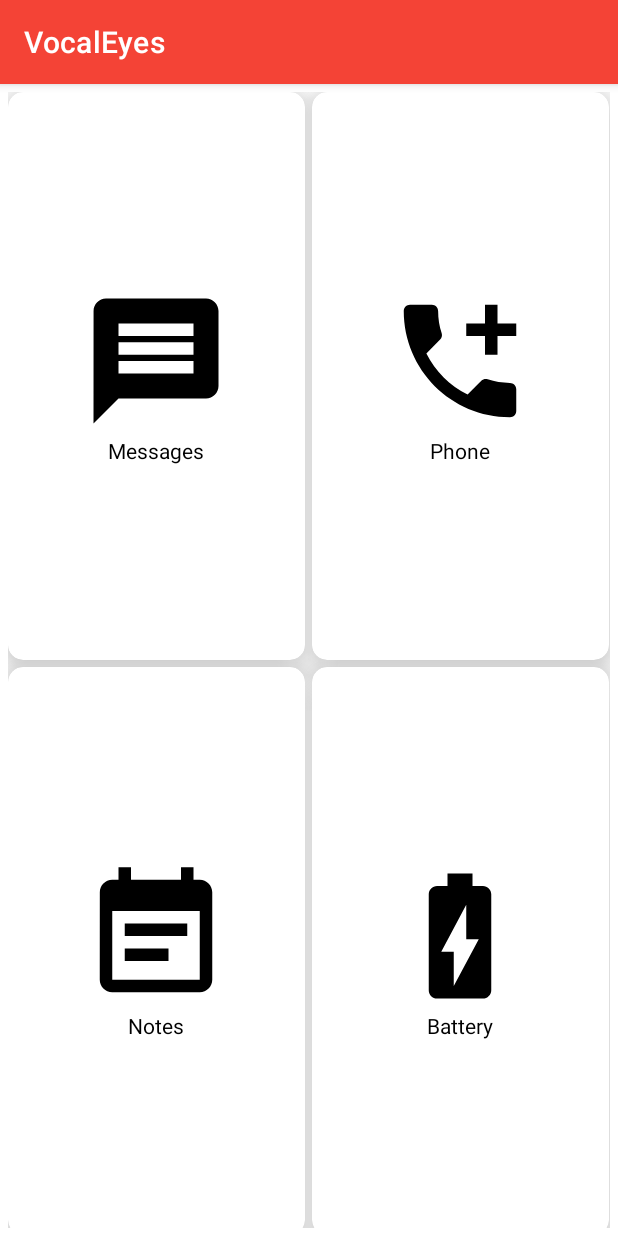
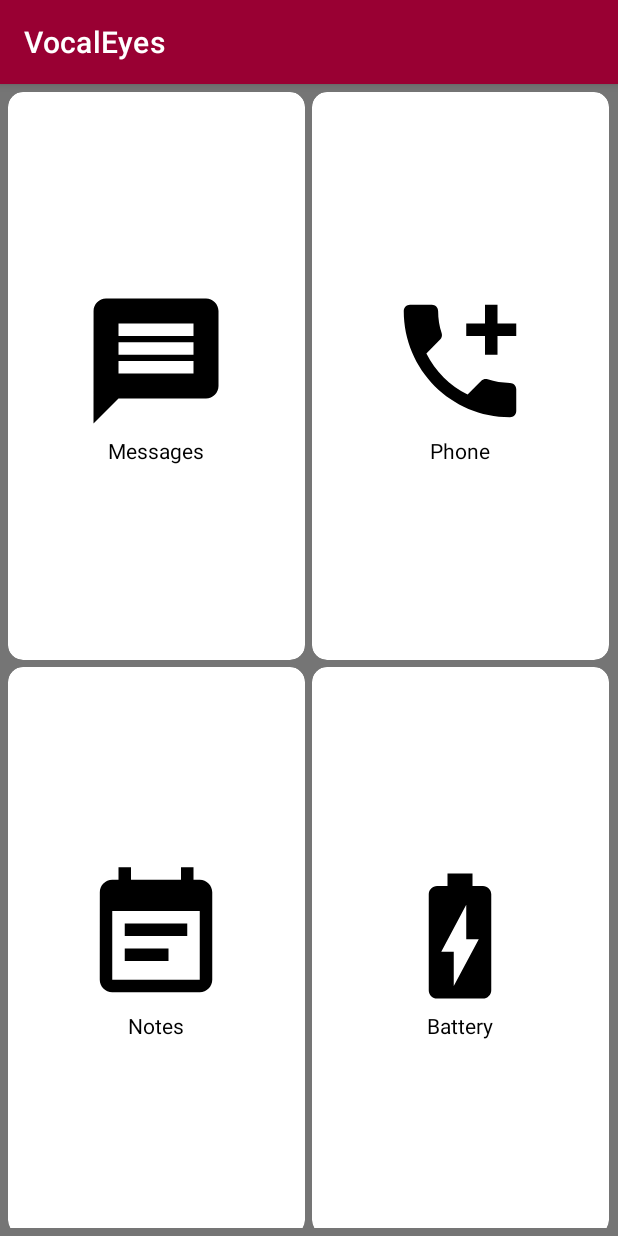
Before and after one commit to deepshikha-coder/BlindApp, an Android app: the screen it shows after launch (MainActivity), on a phone screen of 412 x 824 dp. Run offline under Robolectric (Android 15) with nearby library versions, the phone set to English and light mode, and no system bars.

```diff
--- a/app/src/main/java/deepshikha/jangidyahoo/finalyearproject/Activity/ActivitySplash.java
+++ b/app/src/main/java/deepshikha/jangidyahoo/finalyearproject/Activity/ActivitySplash.java
@@ -1,6 +1,7 @@
 package deepshikha.jangidyahoo.finalyearproject.Activity;
 
 import androidx.appcompat.app.AppCompatActivity;
+import androidx.appcompat.app.AppCompatDelegate;
 
 import android.content.Context;
 import android.content.Intent;
@@ -24,7 +25,7 @@ public class ActivitySplash extends AppCompatActivity implements TextToSpeech.On
     protected void onCreate(Bundle savedInstanceState) {
         super.onCreate(savedInstanceState);
         setContentView(R.layout.activity_splash);
-
+        AppCompatDelegate.setDefaultNightMode(AppCompatDelegate.MODE_NIGHT_NO);
         final Handler handler = new Handler();
         handler.postDelayed(new Runnable() {
             @Override
@@ -39,7 +40,7 @@ public class ActivitySplash extends AppCompatActivity implements TextToSpeech.On
                 startActivity(intent);
                 textToSpeech.stop();
             }
-        }, 5000);
+        }, 5500);
 
         textToSpeech = new TextToSpeech(ActivitySplash.this, this);
         AudioAttributes audioAttributes = new AudioAttributes.Builder()
--- a/app/src/main/java/deepshikha/jangidyahoo/finalyearproject/Activity/MainActivity.java
+++ b/app/src/main/java/deepshikha/jangidyahoo/finalyearproject/Activity/MainActivity.java
@@ -73,7 +73,7 @@ public class MainActivity extends AppCompatActivity implements TextToSpeech.OnIn
             public void run() {
                 homeTextToSpeech.stop();
             }
-        }, 5700);
+        }, 5695);
 
         adapter.setOnClickListener(new HomeGridViewAdapter.OnClickListener() {
             @Override
--- a/app/src/main/java/deepshikha/jangidyahoo/finalyearproject/Activity/Messages.java
+++ b/app/src/main/java/deepshikha/jangidyahoo/finalyearproject/Activity/Messages.java
@@ -1,6 +1,7 @@
 package deepshikha.jangidyahoo.finalyearproject.Activity;
 
 import androidx.appcompat.app.AppCompatActivity;
+import androidx.core.content.ContextCompat;
 import androidx.viewpager.widget.ViewPager;
 
 import android.annotation.SuppressLint;
@@ -29,11 +30,11 @@ public class Messages extends AppCompatActivity implements TextToSpeech.OnInitLi
 
         MessageTabLayout = findViewById(R.id.MessageTabLayout);
         MessageViewPager= findViewById(R.id.MessagesPager);
-
+        int tabTextColor = ContextCompat.getColor(this, R.color.PrimaryColor);
         MessageTabLayout.addTab(MessageTabLayout.newTab().setText("Inbox"));
         MessageTabLayout.addTab(MessageTabLayout.newTab().setText("Sent"));
         MessageTabLayout.setTabGravity(TabLayout.GRAVITY_FILL);
-        MessageTabLayout.setTabTextColors(Color.BLACK, Color.RED);
+        MessageTabLayout.setTabTextColors(Color.BLACK, tabTextColor);
 
         final MessageViewPagerAdapter adapter = new MessageViewPagerAdapter(this,getSupportFragmentManager(), MessageTabLayout.getTabCount());
         MessageViewPager.setAdapter(adapter);
--- a/app/src/main/java/deepshikha/jangidyahoo/finalyearproject/Adapter/CallLogAdapter.java
+++ b/app/src/main/java/deepshikha/jangidyahoo/finalyearproject/Adapter/CallLogAdapter.java
@@ -68,7 +68,7 @@ public class CallLogAdapter extends RecyclerView.Adapter<CallLogAdapter.CallLogV
 
     @Override
     public int getItemCount() {
-        return 10;
+        return callLogItems.size();
     }
 
     public void setOnClickListener(OnClickListener onClickListener) {
--- a/app/src/main/res/layout/activity_main.xml
+++ b/app/src/main/res/layout/activity_main.xml
@@ -14,11 +14,11 @@
         android:layout_width="match_parent"
         android:layout_height="match_parent"
         android:padding="5dp"
-        android:elevation="10dp"
         android:verticalSpacing="5dp"
         android:horizontalSpacing="5dp"
         android:nestedScrollingEnabled="false"
         android:numColumns="2"
+        android:background="@color/SecondaryText"
         android:scrollbars="none"
         app:layout_constraintBottom_toBottomOf="parent"
         app:layout_constraintEnd_toEndOf="parent"
--- a/app/src/main/res/layout/activity_splash.xml
+++ b/app/src/main/res/layout/activity_splash.xml
@@ -5,9 +5,10 @@
     xmlns:tools="http://schemas.android.com/tools"
     android:layout_width="match_parent"
     android:layout_height="match_parent"
-    android:background="#FFFFFF"
     android:gravity="center"
-    tools:context=".Activity.ActivitySplash">
+    tools:context=".Activity.ActivitySplash"
+    android:fitsSystemWindows="true"
+    >
     <ImageView
         android:id="@+id/idIVLogo"
         android:layout_width="match_parent"
--- a/app/src/main/res/layout/card_item.xml
+++ b/app/src/main/res/layout/card_item.xml
@@ -8,8 +8,9 @@
     app:cardCornerRadius="10dp"
     app:cardElevation="15dp"
     android:layout_gravity="center"
-    android:backgroundTint="@color/white">
-<!--    android:outlineAmbientShadowColor="@color/LightPrimaryColor"-->
+    android:backgroundTint="@color/white"
+    android:outlineAmbientShadowColor="@color/SecondaryText"
+    android:outlineSpotShadowColor="@color/SecondaryText">
 
 
     <LinearLayout
--- a/app/src/main/res/layout/fragment_message_inbox.xml
+++ b/app/src/main/res/layout/fragment_message_inbox.xml
@@ -9,6 +9,7 @@
     <androidx.recyclerview.widget.RecyclerView
         android:id="@+id/RV_inbox"
         android:layout_width="match_parent"
-        android:layout_height="match_parent"/>
+        android:layout_height="match_parent"
+        android:background="@color/white"/>
 
 </FrameLayout>
--- a/app/src/main/res/values/colors.xml
+++ b/app/src/main/res/values/colors.xml
@@ -8,13 +8,13 @@
     <color name="black">#FF000000</color>
     <color name="white">#FFFFFFFF</color>
     <color name="RowColor">#bdfff6</color>
-    <color name="DarkPrimaryColor">#d32f2f</color>
-    <color name="LightPrimaryColor">#ffcdd2</color>
-    <color name="PrimaryColor">#f44336</color>
+    <color name="DarkPrimaryColor">#666633</color>
+    <color name="LightPrimaryColor">#cccc99</color>
+    <color name="PrimaryColor">#990033</color>
     <color name="TextIcon">#ffffff</color>
     <color name="AccentColor">#448aff</color>
     <color name="PrimaryText">#212121</color>
     <color name="SecondaryText">#757575</color>
-    <color name="DividerColor">#bdbdbd</color>
+    <color name="DividerColor">#83D5D2D2</color>
 
 </resources>
--- a/app/src/main/res/values/themes.xml
+++ b/app/src/main/res/values/themes.xml
@@ -3,7 +3,7 @@
     <style name="Theme.FinalYearProject" parent="Theme.MaterialComponents.DayNight.DarkActionBar">
         <!-- Primary brand color. -->
         <item name="colorPrimary">@color/PrimaryColor</item>
-        <item name="colorPrimaryVariant">@color/LightPrimaryColor</item>
+        <item name="colorPrimaryVariant">@color/PrimaryColor</item>
         <item name="colorOnPrimary">@color/TextIcon</item>
         <!-- Status bar color. -->
         <item name="android:statusBarColor">?attr/colorPrimaryVariant</item>
```
Also changed, not shown: app/src/main/java/deepshikha/jangidyahoo/finalyearproject/Activity/Phone.java (+5 -2 lines), app/src/main/res/layout/call_log_item.xml (+7 -5 lines), app/src/main/res/layout/fragment_add_notes.xml (+16 -8 lines), app/src/main/res/layout/inbox_carditem.xml (+4 -3 lines), app/src/main/res/layout/notes_card.xml (+14 -8 lines).
